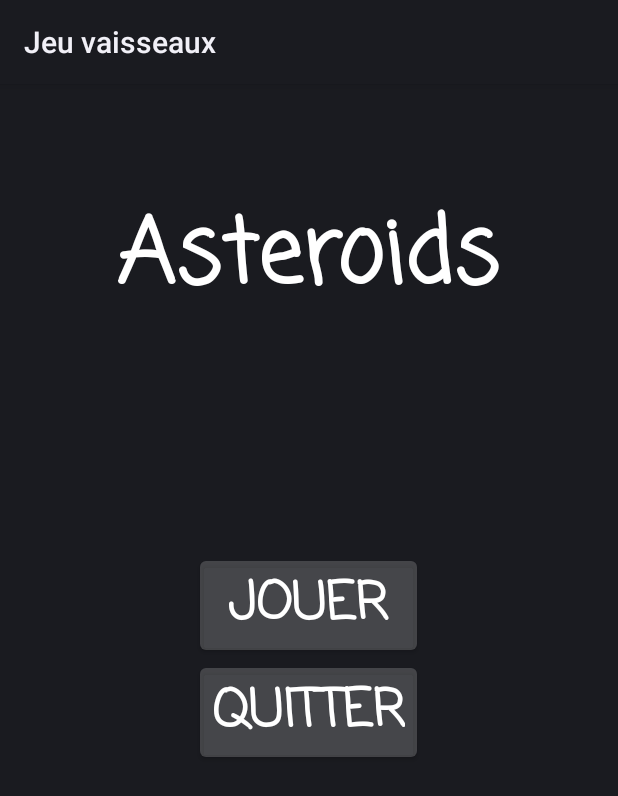
After one commit to Waramer/Android_Asteroid, an Android app: the layout activity_menu.xml on its own in the app's theme, with its tools: preview values and no code run, on a phone screen of 412 x 824 dp. The commit adds this screen. Shown: the top 796 px of the screen. Run offline under Robolectric (Android 15) with nearby library versions, the phone set to English and light mode, and no system bars.

Commit message:
Tout fonctionne avec joystick (collisions, déplacements, menus, chrono...)

```diff
--- /dev/null
+++ b/app/src/main/res/layout/activity_menu.xml
@@ -0,0 +1,82 @@
+<?xml version="1.0" encoding="utf-8"?>
+<androidx.constraintlayout.widget.ConstraintLayout xmlns:android="http://schemas.android.com/apk/res/android"
+    xmlns:app="http://schemas.android.com/apk/res-auto"
+    xmlns:tools="http://schemas.android.com/tools"
+    android:layout_width="match_parent"
+    android:layout_height="match_parent"
+    android:backgroundTint="#000000"
+    tools:context=".MainMenu">
+
+    <ImageView
+        android:id="@+id/background_menu"
+        android:layout_width="wrap_content"
+        android:layout_height="wrap_content"
+        android:adjustViewBounds="false"
+        android:cropToPadding="false"
+        android:scaleType="centerCrop"
+        app:layout_constraintBottom_toBottomOf="parent"
+        app:layout_constraintEnd_toEndOf="parent"
+        app:layout_constraintStart_toStartOf="parent"
+        app:layout_constraintTop_toTopOf="parent"
+        app:srcCompat="@drawable/space_background" />
+
+    <FrameLayout
+        android:layout_width="match_parent"
+        android:layout_height="match_parent"
+        app:layout_constraintBottom_toBottomOf="parent"
+        app:layout_constraintEnd_toEndOf="parent"
+        app:layout_constraintHeight_percent="50"
+        app:layout_constraintHorizontal_bias="0.5"
+        app:layout_constraintStart_toStartOf="parent"
+        app:layout_constraintTop_toTopOf="parent"
+        app:layout_constraintWidth_percent="50">
+
+        <TextView
+            android:id="@+id/TItle"
+            android:layout_width="wrap_content"
+            android:layout_height="wrap_content"
+            android:layout_gravity="center_horizontal"
+            android:fontFamily="casual"
+            android:text="Asteroids"
+            android:textColor="#FFFFFF"
+            android:textSize="60sp"
+            android:textStyle="bold"
+            android:translationY="70dp" />
+
+        <LinearLayout
+            android:layout_width="wrap_content"
+            android:layout_height="202dp"
+            android:layout_gravity="center"
+            android:gravity="center"
+            android:orientation="vertical">
+
+            <Button
+                android:id="@+id/button_play"
+                android:layout_width="match_parent"
+                android:layout_height="wrap_content"
+                android:backgroundTint="#30FFFFFF"
+                android:fontFamily="casual"
+                android:includeFontPadding="false"
+                android:text="JOUER"
+                android:textColor="#FFFFFFFF"
+                android:textSize="34sp"
+                android:textStyle="bold"
+                app:cornerRadius="25dp" />
+
+            <Button
+                android:id="@+id/button_exit"
+                android:layout_width="match_parent"
+                android:layout_height="wrap_content"
+                android:backgroundTint="#30FFFFFF"
+                android:fontFamily="casual"
+                android:includeFontPadding="false"
+                android:text="QUITTER"
+                android:textColor="#FFFFFFFF"
+                android:textSize="34sp"
+                android:textStyle="bold"
+                app:cornerRadius="25dp" />
+        </LinearLayout>
+
+    </FrameLayout>
+
+</androidx.constraintlayout.widget.ConstraintLayout>
--- a/app/src/main/res/values-night/themes.xml
+++ b/app/src/main/res/values-night/themes.xml
@@ -1,6 +1,6 @@
 <resources xmlns:tools="http://schemas.android.com/tools">
     <!-- Base application theme. -->
-    <style name="Theme.JeuVaisseaux" parent="Theme.MaterialComponents.DayNight.DarkActionBar">
+    <style name="Theme.Asteroid" parent="Theme.MaterialComponents.DayNight.DarkActionBar">
         <!-- Primary brand color. -->
         <item name="colorPrimary">@color/purple_200</item>
         <item name="colorPrimaryVariant">@color/purple_700</item>
```
Also changed, not shown: app/src/main/AndroidManifest.xml (+7 -3 lines), app/src/main/java/com/example/jeuvaisseaux/Library.java (added, +123 -0 lines), app/src/main/java/com/example/jeuvaisseaux/MainGame.java (renamed from app/src/main/java/com/example/jeuvaisseaux/MainActivity.java, +109 -114 lines), app/src/main/java/com/example/jeuvaisseaux/MainMenu.java (added, +34 -0 lines), app/src/main/res/layout/activity_main.xml (+81 -9 lines), app/src/main/res/drawable/space_background.jpg (added).
